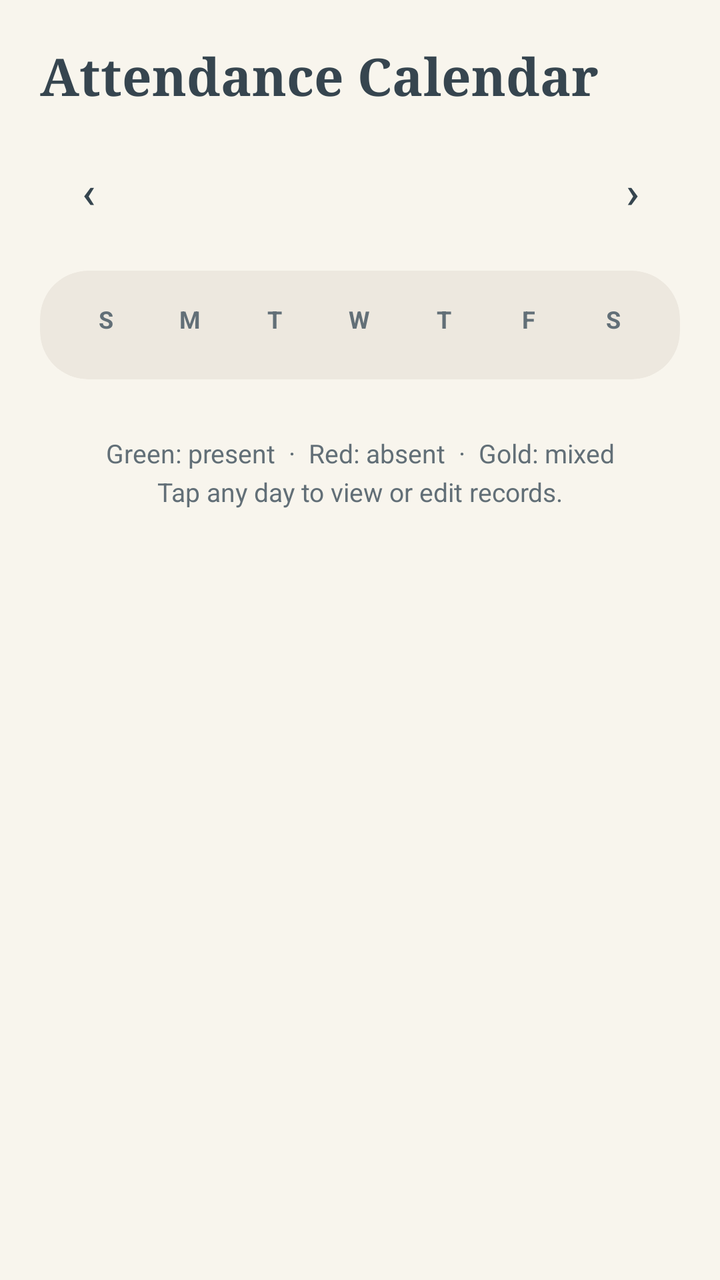
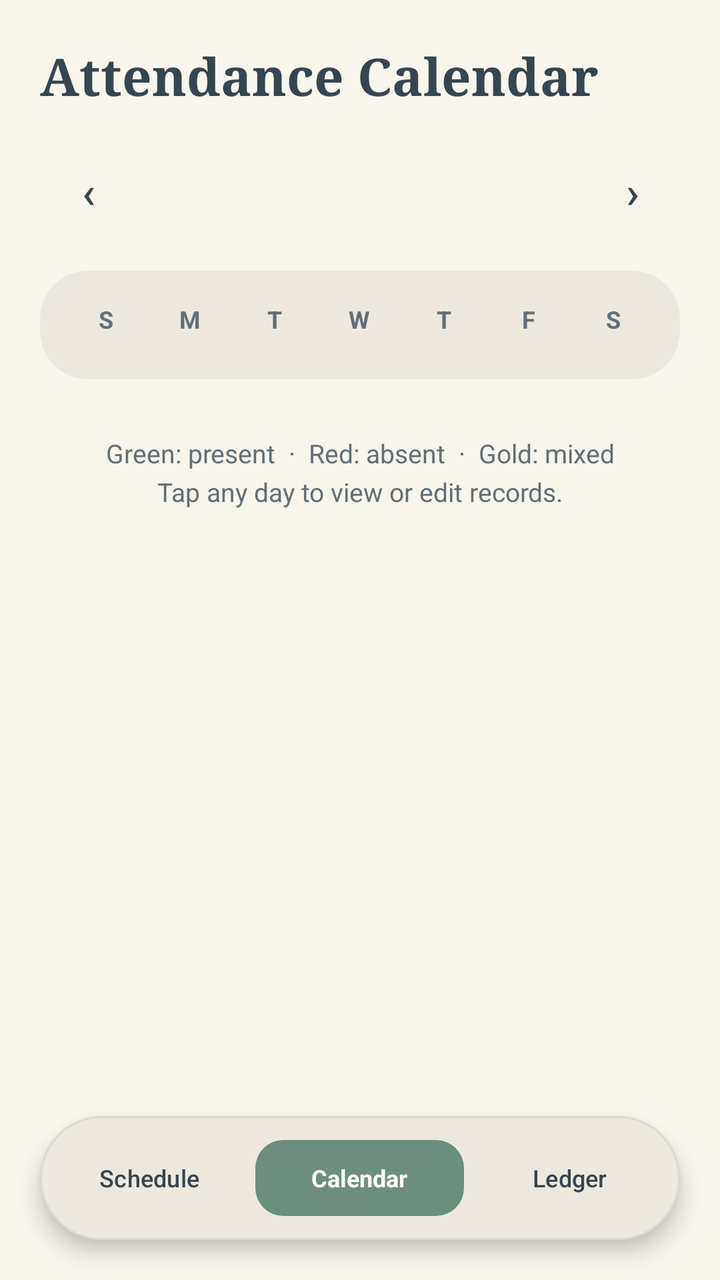

Screens rendered from an Android XML layout before and after an edit, with the pre-edit source and the edit as a unified diff.
<!-- AndroidManifest.xml: application theme Theme.Fluxora -->
<!-- res/layout/activity_attendance.xml -->
<?xml version="1.0" encoding="utf-8"?>
<LinearLayout xmlns:android="http://schemas.android.com/apk/res/android"
    xmlns:app="http://schemas.android.com/apk/res-auto"
    android:layout_width="match_parent"
    android:layout_height="match_parent"
    android:background="?android:attr/colorBackground"
    android:fitsSystemWindows="true"
    android:orientation="vertical"
    android:padding="20dp">

    
    <TextView
        android:layout_width="match_parent"
        android:layout_height="wrap_content"
        android:layout_marginBottom="16dp"
        android:fontFamily="serif"
        android:text="Attendance Calendar"
        android:textColor="?attr/colorOnBackground"
        android:textSize="26sp"
        android:textStyle="bold" />

    
    <LinearLayout
        android:layout_width="match_parent"
        android:layout_height="wrap_content"
        android:layout_marginBottom="16dp"
        android:gravity="center_vertical"
        android:orientation="horizontal">

        <Button
            android:id="@+id/btnPrev"
            style="@style/Widget.Fluxora.Button.Secondary"
            android:layout_width="48dp"
            android:layout_height="48dp"
            android:insetTop="0dp"
            android:insetBottom="0dp"
            android:padding="0dp"
            android:text="‹"
            android:textSize="22sp" />

        <TextView
            android:id="@+id/tvMonth"
            android:layout_width="0dp"
            android:layout_height="wrap_content"
            android:layout_weight="1"
            android:fontFamily="serif"
            android:gravity="center"
            android:letterSpacing="0.02"
            android:textColor="?attr/colorOnBackground"
            android:textSize="20sp"
            android:textStyle="bold" />

        <Button
            android:id="@+id/btnNext"
            style="@style/Widget.Fluxora.Button.Secondary"
            android:layout_width="48dp"
            android:layout_height="48dp"
            android:insetTop="0dp"
            android:insetBottom="0dp"
            android:padding="0dp"
            android:text="›"
            android:textSize="22sp" />
    </LinearLayout>

    
    <com.google.android.material.card.MaterialCardView
        android:layout_width="match_parent"
        android:layout_height="wrap_content"
        app:cardBackgroundColor="?attr/colorSurface"
        app:cardCornerRadius="24dp"
        app:cardElevation="0dp"
        app:contentPadding="12dp"
        app:strokeWidth="0dp">

        <LinearLayout
            android:layout_width="match_parent"
            android:layout_height="wrap_content"
            android:orientation="vertical">

            
            <LinearLayout
                android:layout_width="match_parent"
                android:layout_height="wrap_content"
                android:orientation="horizontal"
                android:paddingTop="4dp"
                android:paddingBottom="10dp">

                <TextView android:layout_width="0dp" android:layout_height="wrap_content" android:layout_weight="1" android:gravity="center" android:text="S" android:textColor="?attr/colorOnSurfaceVariant" android:textSize="12sp" android:textStyle="bold" />
                <TextView android:layout_width="0dp" android:layout_height="wrap_content" android:layout_weight="1" android:gravity="center" android:text="M" android:textColor="?attr/colorOnSurfaceVariant" android:textSize="12sp" android:textStyle="bold" />
                <TextView android:layout_width="0dp" android:layout_height="wrap_content" android:layout_weight="1" android:gravity="center" android:text="T" android:textColor="?attr/colorOnSurfaceVariant" android:textSize="12sp" android:textStyle="bold" />
                <TextView android:layout_width="0dp" android:layout_height="wrap_content" android:layout_weight="1" android:gravity="center" android:text="W" android:textColor="?attr/colorOnSurfaceVariant" android:textSize="12sp" android:textStyle="bold" />
                <TextView android:layout_width="0dp" android:layout_height="wrap_content" android:layout_weight="1" android:gravity="center" android:text="T" android:textColor="?attr/colorOnSurfaceVariant" android:textSize="12sp" android:textStyle="bold" />
                <TextView android:layout_width="0dp" android:layout_height="wrap_content" android:layout_weight="1" android:gravity="center" android:text="F" android:textColor="?attr/colorOnSurfaceVariant" android:textSize="12sp" android:textStyle="bold" />
                <TextView android:layout_width="0dp" android:layout_height="wrap_content" android:layout_weight="1" android:gravity="center" android:text="S" android:textColor="?attr/colorOnSurfaceVariant" android:textSize="12sp" android:textStyle="bold" />
            </LinearLayout>

            <androidx.recyclerview.widget.RecyclerView
                android:id="@+id/rvCalendar"
                android:layout_width="match_parent"
                android:layout_height="wrap_content"
                android:overScrollMode="never" />
        </LinearLayout>
    </com.google.android.material.card.MaterialCardView>

    
    <TextView
        android:layout_width="match_parent"
        android:layout_height="wrap_content"
        android:layout_marginTop="16dp"
        android:gravity="center"
        android:lineSpacingExtra="4dp"
        android:padding="12dp"
        android:text="Green: present  ·  Red: absent  ·  Gold: mixed\nTap any day to view or edit records."
        android:textColor="?attr/colorOnSurfaceVariant"
        android:textSize="13sp" />
</LinearLayout>
<!-- resources referenced by this layout -->
<resources>
  <style name="Theme.Fluxora" parent="Base.Theme.Fluxora" />
  <color name="primary">#6B8E7E</color>
  <color name="on_primary">#FFFFFF</color>
  <color name="primary_container">#DCE7E1</color>
  <color name="on_primary_container">#23352D</color>
  <color name="secondary">#F0D9C5</color>
  <color name="on_secondary">#36454F</color>
  <color name="secondary_container">#F0D9C5</color>
  <color name="on_secondary_container">#36454F</color>
  <color name="tertiary">#D4AF37</color>
  <color name="on_tertiary">#1E2824</color>
  <color name="tertiary_container">#F7EFE0</color>
  <color name="on_tertiary_container">#4A3B0C</color>
  <color name="background_light">#F8F5ED</color>
  <color name="text_primary_light">#36454F</color>
  <color name="surface_light">#EDE8DF</color>
  <color name="surface_variant_light">#E2DDD2</color>
  <color name="text_secondary_light">#626F77</color>
  <color name="surface_container_light">#E5DFD3</color>
  <color name="outline_light">#C9C3B6</color>
  <color name="outline_variant_light">#DFDAD0</color>
  <color name="danger">#B85450</color>
  <color name="danger_container">#F5DFDE</color>
  <color name="on_danger_container">#4A1B19</color>
  <style name="ThemeOverlay.Fluxora.BottomSheetDialog" parent="ThemeOverlay.Material3.BottomSheetDialog">
          <item name="bottomSheetStyle">@style/Widget.Fluxora.BottomSheet</item>
      </style>
  <style name="Widget.Fluxora.BottomSheet" parent="Widget.Material3.BottomSheet.Modal">
          <item name="backgroundTint">?attr/colorSurface</item>
          <item name="shapeAppearanceOverlay">@style/ShapeAppearance.Fluxora.BottomSheet</item>
          <item name="elevation">0dp</item>
      </style>
  <!-- unchanged entries left out for length: 5 -->
</resources>

<!-- the commit's change to res/layout/activity_attendance.xml (unified diff, before → after) -->
@@ -1,116 +1,209 @@
 <?xml version="1.0" encoding="utf-8"?>
-<LinearLayout xmlns:android="http://schemas.android.com/apk/res/android"
+<androidx.constraintlayout.widget.ConstraintLayout
+    xmlns:android="http://schemas.android.com/apk/res/android"
     xmlns:app="http://schemas.android.com/apk/res-auto"
     android:layout_width="match_parent"
     android:layout_height="match_parent"
     android:background="?android:attr/colorBackground"
-    android:fitsSystemWindows="true"
-    android:orientation="vertical"
-    android:padding="20dp">
-
-    
-    <TextView
-        android:layout_width="match_parent"
-        android:layout_height="wrap_content"
-        android:layout_marginBottom="16dp"
-        android:fontFamily="serif"
-        android:text="Attendance Calendar"
-        android:textColor="?attr/colorOnBackground"
-        android:textSize="26sp"
-        android:textStyle="bold" />
+    android:fitsSystemWindows="true">
 
     
     <LinearLayout
-        android:layout_width="match_parent"
-        android:layout_height="wrap_content"
-        android:layout_marginBottom="16dp"
-        android:gravity="center_vertical"
-        android:orientation="horizontal">
-
-        <Button
-            android:id="@+id/btnPrev"
-            style="@style/Widget.Fluxora.Button.Secondary"
-            android:layout_width="48dp"
-            android:layout_height="48dp"
-            android:insetTop="0dp"
-            android:insetBottom="0dp"
-            android:padding="0dp"
-            android:text="‹"
-            android:textSize="22sp" />
-
+        android:layout_width="0dp"
+        android:layout_height="0dp"
+        android:orientation="vertical"
+        android:padding="20dp"
+        app:layout_constraintBottom_toTopOf="@id/bottomBar"
+        app:layout_constraintEnd_toEndOf="parent"
+        app:layout_constraintStart_toStartOf="parent"
+        app:layout_constraintTop_toTopOf="parent">
+
+        
         <TextView
-            android:id="@+id/tvMonth"
-            android:layout_width="0dp"
-            android:layout_height="wrap_content"
-            android:layout_weight="1"
+            android:layout_width="match_parent"
+            android:layout_height="wrap_content"
+            android:layout_marginBottom="16dp"
             android:fontFamily="serif"
-            android:gravity="center"
-            android:letterSpacing="0.02"
+            android:text="Attendance Calendar"
             android:textColor="?attr/colorOnBackground"
-            android:textSize="20sp"
+            android:textSize="26sp"
             android:textStyle="bold" />
 
-        <Button
-            android:id="@+id/btnNext"
-            style="@style/Widget.Fluxora.Button.Secondary"
-            android:layout_width="48dp"
-            android:layout_height="48dp"
-            android:insetTop="0dp"
-            android:insetBottom="0dp"
-            android:padding="0dp"
-            android:text="›"
-            android:textSize="22sp" />
-    </LinearLayout>
-
-    
-    <com.google.android.material.card.MaterialCardView
-        android:layout_width="match_parent"
-        android:layout_height="wrap_content"
-        app:cardBackgroundColor="?attr/colorSurface"
-        app:cardCornerRadius="24dp"
-        app:cardElevation="0dp"
-        app:contentPadding="12dp"
-        app:strokeWidth="0dp">
-
+        
         <LinearLayout
             android:layout_width="match_parent"
             android:layout_height="wrap_content"
-            android:orientation="vertical">
-
-            
+            android:layout_marginBottom="16dp"
+            android:gravity="center_vertical"
+            android:orientation="horizontal">
+
+            <Button
+                android:id="@+id/btnPrev"
+                style="@style/Widget.Fluxora.Button.Secondary"
+                android:layout_width="48dp"
+                android:layout_height="48dp"
+                android:insetTop="0dp"
+                android:insetBottom="0dp"
+                android:padding="0dp"
+                android:text="‹"
+                android:textSize="22sp" />
+
+            <TextView
+                android:id="@+id/tvMonth"
+                android:layout_width="0dp"
+                android:layout_height="wrap_content"
+                android:layout_weight="1"
+                android:fontFamily="serif"
+                android:gravity="center"
+                android:letterSpacing="0.02"
+                android:textColor="?attr/colorOnBackground"
+                android:textSize="20sp"
+                android:textStyle="bold" />
+
+            <Button
+                android:id="@+id/btnNext"
+                style="@style/Widget.Fluxora.Button.Secondary"
+                android:layout_width="48dp"
+                android:layout_height="48dp"
+                android:insetTop="0dp"
+                android:insetBottom="0dp"
+                android:padding="0dp"
+                android:text="›"
+                android:textSize="22sp" />
+        </LinearLayout>
+
+        
+        <com.google.android.material.card.MaterialCardView
+            android:layout_width="match_parent"
+            android:layout_height="wrap_content"
+            app:cardBackgroundColor="?attr/colorSurface"
+            app:cardCornerRadius="24dp"
+            app:cardElevation="0dp"
+            app:contentPadding="12dp"
+            app:strokeWidth="0dp">
+
             <LinearLayout
                 android:layout_width="match_parent"
                 android:layout_height="wrap_content"
-                android:orientation="horizontal"
-                android:paddingTop="4dp"
-                android:paddingBottom="10dp">
-
-                <TextView android:layout_width="0dp" android:layout_height="wrap_content" android:layout_weight="1" android:gravity="center" android:text="S" android:textColor="?attr/colorOnSurfaceVariant" android:textSize="12sp" android:textStyle="bold" />
-                <TextView android:layout_width="0dp" android:layout_height="wrap_content" android:layout_weight="1" android:gravity="center" android:text="M" android:textColor="?attr/colorOnSurfaceVariant" android:textSize="12sp" android:textStyle="bold" />
-                <TextView android:layout_width="0dp" android:layout_height="wrap_content" android:layout_weight="1" android:gravity="center" android:text="T" android:textColor="?attr/colorOnSurfaceVariant" android:textSize="12sp" android:textStyle="bold" />
-                <TextView android:layout_width="0dp" android:layout_height="wrap_content" android:layout_weight="1" android:gravity="center" android:text="W" android:textColor="?attr/colorOnSurfaceVariant" android:textSize="12sp" android:textStyle="bold" />
-                <TextView android:layout_width="0dp" android:layout_height="wrap_content" android:layout_weight="1" android:gravity="center" android:text="T" android:textColor="?attr/colorOnSurfaceVariant" android:textSize="12sp" android:textStyle="bold" />
-                <TextView android:layout_width="0dp" android:layout_height="wrap_content" android:layout_weight="1" android:gravity="center" android:text="F" android:textColor="?attr/colorOnSurfaceVariant" android:textSize="12sp" android:textStyle="bold" />
-                <TextView android:layout_width="0dp" android:layout_height="wrap_content" android:layout_weight="1" android:gravity="center" android:text="S" android:textColor="?attr/colorOnSurfaceVariant" android:textSize="12sp" android:textStyle="bold" />
+                android:orientation="vertical">
+
+                
+                <LinearLayout
+                    android:layout_width="match_parent"
+                    android:layout_height="wrap_content"
+                    android:orientation="horizontal"
+                    android:paddingTop="4dp"
+                    android:paddingBottom="10dp">
+
+                    <TextView android:layout_width="0dp" android:layout_height="wrap_content" android:layout_weight="1" android:gravity="center" android:text="S" android:textColor="?attr/colorOnSurfaceVariant" android:textSize="12sp" android:textStyle="bold" />
+                    <TextView android:layout_width="0dp" android:layout_height="wrap_content" android:layout_weight="1" android:gravity="center" android:text="M" android:textColor="?attr/colorOnSurfaceVariant" android:textSize="12sp" android:textStyle="bold" />
+                    <TextView android:layout_width="0dp" android:layout_height="wrap_content" android:layout_weight="1" android:gravity="center" android:text="T" android:textColor="?attr/colorOnSurfaceVariant" android:textSize="12sp" android:textStyle="bold" />
+                    <TextView android:layout_width="0dp" android:layout_height="wrap_content" android:layout_weight="1" android:gravity="center" android:text="W" android:textColor="?attr/colorOnSurfaceVariant" android:textSize="12sp" android:textStyle="bold" />
+                    <TextView android:layout_width="0dp" android:layout_height="wrap_content" android:layout_weight="1" android:gravity="center" android:text="T" android:textColor="?attr/colorOnSurfaceVariant" android:textSize="12sp" android:textStyle="bold" />
+                    <TextView android:layout_width="0dp" android:layout_height="wrap_content" android:layout_weight="1" android:gravity="center" android:text="F" android:textColor="?attr/colorOnSurfaceVariant" android:textSize="12sp" android:textStyle="bold" />
+                    <TextView android:layout_width="0dp" android:layout_height="wrap_content" android:layout_weight="1" android:gravity="center" android:text="S" android:textColor="?attr/colorOnSurfaceVariant" android:textSize="12sp" android:textStyle="bold" />
+                </LinearLayout>
+
+                <androidx.recyclerview.widget.RecyclerView
+                    android:id="@+id/rvCalendar"
+                    android:layout_width="match_parent"
+                    android:layout_height="wrap_content"
+                    android:overScrollMode="never" />
             </LinearLayout>
-
-            <androidx.recyclerview.widget.RecyclerView
-                android:id="@+id/rvCalendar"
-                android:layout_width="match_parent"
-                android:layout_height="wrap_content"
-                android:overScrollMode="never" />
-        </LinearLayout>
-    </com.google.android.material.card.MaterialCardView>
+        </com.google.android.material.card.MaterialCardView>
+
+        
+        <TextView
+            android:layout_width="match_parent"
+            android:layout_height="wrap_content"
+            android:layout_marginTop="16dp"
+            android:gravity="center"
+            android:lineSpacingExtra="4dp"
+            android:padding="12dp"
+            android:text="Green: present  ·  Red: absent  ·  Gold: mixed\nTap any day to view or edit records."
+            android:textColor="?attr/colorOnSurfaceVariant"
+            android:textSize="13sp" />
+    </LinearLayout>
 
     
-    <TextView
-        android:layout_width="match_parent"
-        android:layout_height="wrap_content"
-        android:layout_marginTop="16dp"
-        android:gravity="center"
-        android:lineSpacingExtra="4dp"
-        android:padding="12dp"
-        android:text="Green: present  ·  Red: absent  ·  Gold: mixed\nTap any day to view or edit records."
-        android:textColor="?attr/colorOnSurfaceVariant"
-        android:textSize="13sp" />
-</LinearLayout>
+    <LinearLayout
+        android:id="@+id/bottomBar"
+        android:layout_width="0dp"
+        android:layout_height="62dp"
+        android:layout_marginStart="20dp"
+        android:layout_marginEnd="20dp"
+        android:layout_marginBottom="20dp"
+        android:background="@drawable/bg_floating_dock"
+        android:elevation="6dp"
+        android:gravity="center_vertical"
+        android:orientation="horizontal"
+        android:paddingStart="6dp"
+        android:paddingEnd="6dp"
+        app:layout_constraintBottom_toBottomOf="parent"
+        app:layout_constraintEnd_toEndOf="parent"
+        app:layout_constraintStart_toStartOf="parent">
+
+        
+        <Button
+            android:id="@+id/btnSchedule"
+            style="@style/Widget.Material3.Button.TextButton"
+            android:layout_width="0dp"
+            android:layout_height="46dp"
+            android:layout_weight="1"
+            android:insetTop="0dp"
+            android:insetBottom="0dp"
+            android:maxLines="1"
+            android:minWidth="0dp"
+            android:paddingStart="4dp"
+            android:paddingEnd="4dp"
+            android:singleLine="true"
+            android:text="Schedule"
+            android:textColor="?attr/colorOnSurface"
+            android:textSize="12sp"
+            app:icon="@drawable/ic_nav_schedule"
+            app:iconGravity="textStart"
+            app:iconPadding="4dp"
+            app:iconSize="16dp"
+            app:iconTint="?attr/colorOnSurfaceVariant" />
+
+        
+        <TextView
+            android:id="@+id/btnAttendance"
+            android:layout_width="0dp"
+            android:layout_height="46dp"
+            android:layout_weight="1.15"
+            android:background="@drawable/bg_tab_pill_selector"
+            android:gravity="center"
+            android:maxLines="1"
+            android:paddingStart="6dp"
+            android:paddingEnd="6dp"
+            android:text="Calendar"
+            android:textColor="?attr/colorOnPrimary"
+            android:textSize="12sp"
+            android:textStyle="bold" />
+
+        
+        <Button
+            android:id="@+id/btnPayments"
+            style="@style/Widget.Material3.Button.TextButton"
+            android:layout_width="0dp"
+            android:layout_height="46dp"
+            android:layout_weight="1"
+            android:insetTop="0dp"
+            android:insetBottom="0dp"
+            android:maxLines="1"
+            android:minWidth="0dp"
+            android:paddingStart="4dp"
+            android:paddingEnd="4dp"
+            android:singleLine="true"
+            android:text="Ledger"
+            android:textColor="?attr/colorOnSurface"
+            android:textSize="12sp"
+            app:icon="@drawable/ic_nav_wallet"
+            app:iconGravity="textStart"
+            app:iconPadding="4dp"
+            app:iconSize="16dp"
+            app:iconTint="?attr/colorOnSurfaceVariant" />
+    </LinearLayout>
+
+</androidx.constraintlayout.widget.ConstraintLayout>
<!-- resource entries referenced after the edit -->
@@ -1,5 +1,62 @@
 <!-- resources referenced by this layout -->
 <resources>
+  <!-- drawable bg_floating_dock (drawable) -->
+  <?xml version="1.0" encoding="utf-8"?>
+  <shape xmlns:android="http://schemas.android.com/apk/res/android"
+      android:shape="rectangle">
+      <solid android:color="?attr/colorSurface" />
+      <corners android:radius="999dp" />
+      <stroke
+          android:width="1dp"
+          android:color="?attr/colorOutlineVariant" />
+  </shape>
+  <!-- drawable bg_tab_pill_selector (drawable) -->
+  <?xml version="1.0" encoding="utf-8"?>
+  <inset xmlns:android="http://schemas.android.com/apk/res/android"
+      android:insetLeft="4dp"
+      android:insetTop="4dp"
+      android:insetRight="4dp"
+      android:insetBottom="4dp">
+      <shape android:shape="rectangle">
+          <solid android:color="?attr/colorPrimary" />
+          <corners android:radius="14dp" />
+      </shape>
+  </inset>
+  <!-- drawable ic_nav_schedule (drawable) -->
+  <vector xmlns:android="http://schemas.android.com/apk/res/android"
+      android:width="22dp"
+      android:height="22dp"
+      android:viewportWidth="24"
+      android:viewportHeight="24">
+      <path
+          android:fillColor="#00000000"
+          android:pathData="M3,9.5L12,3L21,9.5V20C21,20.552 20.552,21 20,21H4C3.448,21 3,20.552 3,20V9.5Z"
+          android:strokeWidth="1.8"
+          android:strokeColor="#36454F"
+          android:strokeLineCap="round"
+          android:strokeLineJoin="round" />
+      <path
+          android:fillColor="#00000000"
+          android:pathData="M9,21V13H15V21"
+          android:strokeWidth="1.8"
+          android:strokeColor="#36454F"
+          android:strokeLineCap="round"
+          android:strokeLineJoin="round" />
+  </vector>
+  <!-- drawable ic_nav_wallet (drawable) -->
+  <vector xmlns:android="http://schemas.android.com/apk/res/android"
+      android:width="22dp"
+      android:height="22dp"
+      android:viewportWidth="24"
+      android:viewportHeight="24">
+      <path
+          android:fillColor="#00000000"
+          android:pathData="M21,12V7C21,5.895 20.105,5 19,5H5C3.895,5 3,5.895 3,7V17C3,18.105 3.895,19 5,19H19C20.105,19 21,18.105 21,17V12ZM21,12H17C15.895,12 15,12.895 15,14C15,15.105 15.895,16 17,16H21"
+          android:strokeWidth="1.8"
+          android:strokeColor="#36454F"
+          android:strokeLineCap="round"
+          android:strokeLineJoin="round" />
+  </vector>
   <style name="Theme.Fluxora" parent="Base.Theme.Fluxora" />
   <color name="primary">#6B8E7E</color>
   <color name="on_primary">#FFFFFF</color>
